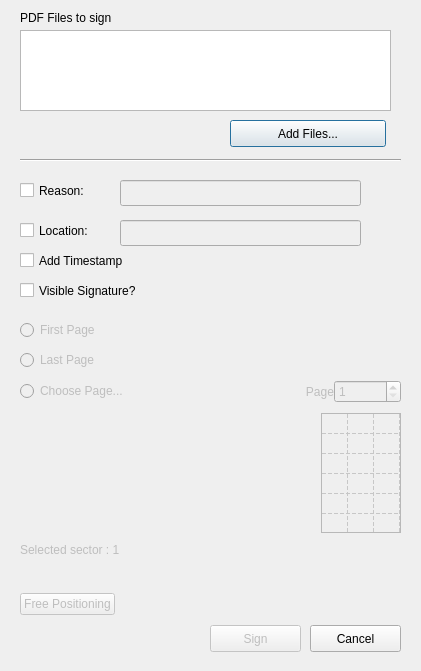
Qt form pteid-mw-pt/_src/eidmw/eidgui/PDFSignWindow.ui (amagovpt/autenticacao.gov) before a commit.
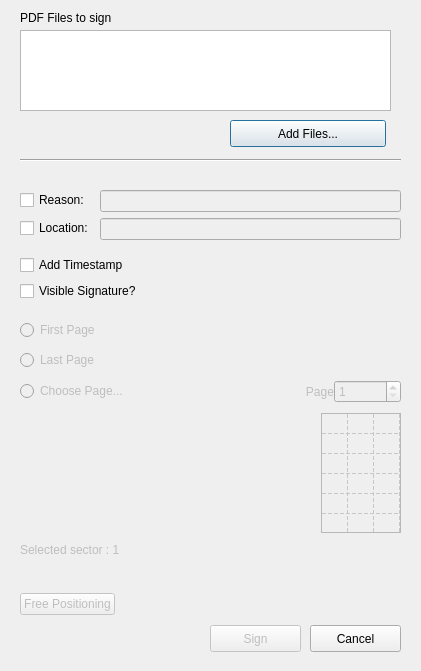
The same form after that commit. Custom widgets are drawn as their Qt base class.

Commit message: Put a form layout in the pdf sign window so textboxes are aligned and auto expand

Patch:
```diff
--- a/pteid-mw-pt/_src/eidmw/eidgui/PDFSignWindow.ui
+++ b/pteid-mw-pt/_src/eidmw/eidgui/PDFSignWindow.ui
@@ -34,19 +34,6 @@
      <verstretch>0</verstretch>
     </sizepolicy>
    </property>
-   <widget class="QCheckBox" name="visible_checkBox">
-    <property name="geometry">
-     <rect>
-      <x>10</x>
-      <y>280</y>
-      <width>351</width>
-      <height>21</height>
-     </rect>
-    </property>
-    <property name="text">
-     <string>Visible Signature?</string>
-    </property>
-   </widget>
    <widget class="QPushButton" name="button_addfile">
     <property name="geometry">
      <rect>
@@ -89,32 +76,6 @@
      <string>PDF Files to sign</string>
     </property>
    </widget>
-   <widget class="QLineEdit" name="reason_textbox">
-    <property name="enabled">
-     <bool>false</bool>
-    </property>
-    <property name="geometry">
-     <rect>
-      <x>110</x>
-      <y>180</y>
-      <width>241</width>
-      <height>26</height>
-     </rect>
-    </property>
-   </widget>
-   <widget class="QLineEdit" name="location_textbox">
-    <property name="enabled">
-     <bool>false</bool>
-    </property>
-    <property name="geometry">
-     <rect>
-      <x>110</x>
-      <y>220</y>
-      <width>241</width>
-      <height>26</height>
-     </rect>
-    </property>
-   </widget>
    <widget class="QWidget" name="verticalLayoutWidget">
     <property name="geometry">
      <rect>
@@ -380,32 +341,6 @@
      <string>Cancel</string>
     </property>
    </widget>
-   <widget class="QCheckBox" name="checkBox_reason">
-    <property name="geometry">
-     <rect>
-      <x>10</x>
-      <y>180</y>
-      <width>111</width>
-      <height>21</height>
-     </rect>
-    </property>
-    <property name="text">
-     <string>Reason:</string>
-    </property>
-   </widget>
-   <widget class="QCheckBox" name="checkBox_location">
-    <property name="geometry">
-     <rect>
-      <x>10</x>
-      <y>220</y>
-      <width>111</width>
-      <height>21</height>
-     </rect>
-    </property>
-    <property name="text">
-     <string>Location:</string>
-    </property>
-   </widget>
    <widget class="Line" name="line">
     <property name="geometry">
      <rect>
@@ -419,19 +354,6 @@
      <enum>Qt::Horizontal</enum>
     </property>
    </widget>
-   <widget class="QCheckBox" name="timestamp_checkBox">
-    <property name="geometry">
-     <rect>
-      <x>10</x>
-      <y>250</y>
-      <width>351</width>
-      <height>21</height>
-     </rect>
-    </property>
-    <property name="text">
-     <string>Add Timestamp</string>
-    </property>
-   </widget>
    <widget class="QPushButton" name="button_sign">
     <property name="enabled">
      <bool>false</bool>
@@ -448,6 +370,71 @@
      <string>Sign</string>
     </property>
    </widget>
+   <widget class="QWidget" name="">
+    <property name="geometry">
+     <rect>
+      <x>10</x>
+      <y>180</y>
+      <width>381</width>
+      <height>121</height>
+     </rect>
+    </property>
+    <layout class="QVBoxLayout" name="vertical_top">
+     <item>
+      <layout class="QFormLayout" name="formLayout">
+       <property name="formAlignment">
+        <set>Qt::AlignLeading|Qt::AlignLeft|Qt::AlignVCenter</set>
+       </property>
+       <item row="0" column="0">
+        <widget class="QCheckBox" name="checkBox_reason">
+         <property name="text">
+          <string>Reason:</string>
+         </property>
+        </widget>
+       </item>
+       <item row="0" column="1">
+        <widget class="QLineEdit" name="reason_textbox">
+         <property name="enabled">
+          <bool>false</bool>
+         </property>
+        </widget>
+       </item>
+       <item row="1" column="0">
+        <widget class="QCheckBox" name="checkBox_location">
+         <property name="text">
+          <string>Location:</string>
+         </property>
+        </widget>
+       </item>
+       <item row="1" column="1">
+        <widget class="QLineEdit" name="location_textbox">
+         <property name="enabled">
+          <bool>false</bool>
+         </property>
+        </widget>
+       </item>
+      </layout>
+     </item>
+     <item>
+      <layout class="QVBoxLayout" name="verticalLayout_2">
+       <item>
+        <widget class="QCheckBox" name="timestamp_checkBox">
+         <property name="text">
+          <string>Add Timestamp</string>
+         </property>
+        </widget>
+       </item>
+       <item>
+        <widget class="QCheckBox" name="visible_checkBox">
+         <property name="text">
+          <string>Visible Signature?</string>
+         </property>
+        </widget>
+       </item>
+      </layout>
+     </item>
+    </layout>
+   </widget>
   </widget>
  </widget>
  <customwidgets>
```
Left out of the diff: 2 changed lines with no effect on the pictures.
